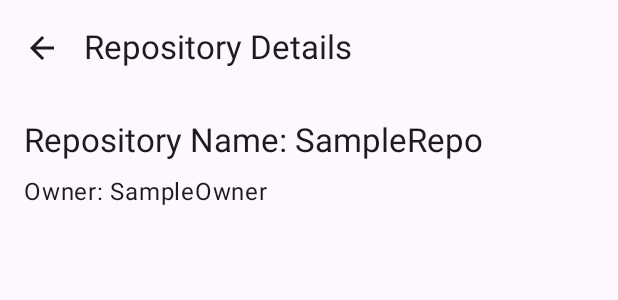
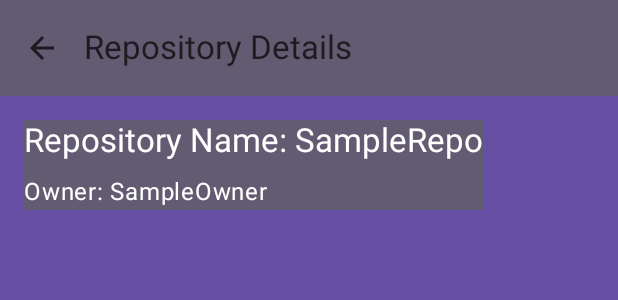
Before and after one commit to chimydevs/BankuishChallenge, an Android app built with Jetpack Compose: the @Preview function DetailScreenPreview, on a phone screen of 412 x 824 dp. Shown: the top 300 px of the screen. Run offline under Robolectric (Android 15) with nearby library versions, the phone set to English and light mode, and no system bars.

Commit message:
Design Adjustments

```diff
--- a/app/build.gradle.kts
+++ b/app/build.gradle.kts
@@ -88,4 +88,9 @@ dependencies {
     //koin
     implementation("io.insert-koin:koin-android:3.4.0")
     implementation("io.insert-koin:koin-androidx-compose:3.4.0")
+
+    //fuentes
+    implementation("androidx.compose.material:material:1.6.8")
+    implementation("androidx.compose.ui:ui-tooling-preview:1.6.8")
+    implementation("androidx.compose.ui:ui-text-google-fonts:1.6.8")
 }
--- a/app/src/main/java/com/chimy/bankuishchallenge/ui/DetailScreen.kt
+++ b/app/src/main/java/com/chimy/bankuishchallenge/ui/DetailScreen.kt
@@ -1,11 +1,14 @@
 package com.chimy.bankuishchallenge.ui
 
 
+import androidx.compose.foundation.background
 import androidx.compose.foundation.layout.Column
 import androidx.compose.foundation.layout.Spacer
-import androidx.compose.foundation.layout.fillMaxSize
 import androidx.compose.foundation.layout.height
 import androidx.compose.foundation.layout.padding
+import androidx.compose.foundation.layout.wrapContentHeight
+import androidx.compose.foundation.layout.wrapContentSize
+import androidx.compose.foundation.layout.wrapContentWidth
 import androidx.compose.material.icons.Icons
 import androidx.compose.material.icons.automirrored.filled.ArrowBack
 import androidx.compose.material3.ExperimentalMaterial3Api
@@ -15,6 +18,7 @@ import androidx.compose.material3.MaterialTheme
 import androidx.compose.material3.Scaffold
 import androidx.compose.material3.Text
 import androidx.compose.material3.TopAppBar
+import androidx.compose.material3.TopAppBarDefaults
 import androidx.compose.runtime.Composable
 import androidx.compose.ui.Modifier
 import androidx.compose.ui.tooling.preview.Preview
@@ -37,19 +41,34 @@ fun DetailScreen(
                     IconButton(onClick = { navController.navigateUp() }) {
                         Icon(Icons.AutoMirrored.Filled.ArrowBack, contentDescription = "Back")
                     }
-                }
+                },
+                colors = TopAppBarDefaults.topAppBarColors(
+                    containerColor = MaterialTheme.colorScheme.secondary
+                )
             )
-        }
+        },
+        containerColor = MaterialTheme.colorScheme.primary
     ) { innerPadding ->
         Column(
             modifier = Modifier
-                .fillMaxSize()
+                .wrapContentSize()
+                .wrapContentWidth()
+                .wrapContentHeight()
                 .padding(innerPadding)
                 .padding(16.dp)
+                .background(MaterialTheme.colorScheme.secondary)
         ) {
-            Text(text = "Repository Name: ${repo.name}", style = MaterialTheme.typography.titleLarge)
+            Text(
+                text = "Repository Name: ${repo.name}",
+                style = MaterialTheme.typography.titleLarge,
+                color = MaterialTheme.colorScheme.onSecondary
+            )
             Spacer(modifier = Modifier.height(8.dp))
-            Text(text = "Owner: ${repo.owner.login}", style = MaterialTheme.typography.bodyLarge)
+            Text(
+                text = "Owner: ${repo.owner.login}",
+                style = MaterialTheme.typography.bodyLarge,
+                color = MaterialTheme.colorScheme.onSecondary
+            )
         }
     }
 }
--- a/app/src/main/java/com/chimy/bankuishchallenge/ui/theme/Color.kt
+++ b/app/src/main/java/com/chimy/bankuishchallenge/ui/theme/Color.kt
@@ -9,3 +9,8 @@ val Pink80 = Color(0xFFEFB8C8)
 val Purple40 = Color(0xFF6650a4)
 val PurpleGrey40 = Color(0xFF625b71)
 val Pink40 = Color(0xFF7D5260)
+
+
+val Green200 = Color(0xFFB9FBC0) // un tono claro del verde
+val Green500 = Color(0xFF28EB9B) // el verde principal
+val Green700 = Color(0xFF1B9A73) // un tono más oscuro del verde
```
Also changed, not shown: app/src/main/java/com/chimy/bankuishchallenge/ui/MainScreen.kt (+28 -5 lines), app/src/main/java/com/chimy/bankuishchallenge/ui/theme/Theme.kt (+52 -20 lines).
